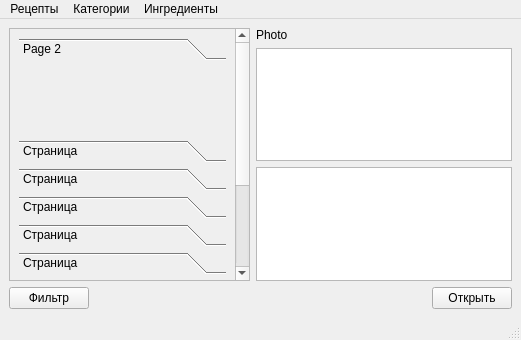
Before: the Qt Designer form mainwindow.ui in pi18a-group-dynamics/First-Team, drawn with Qt 5.
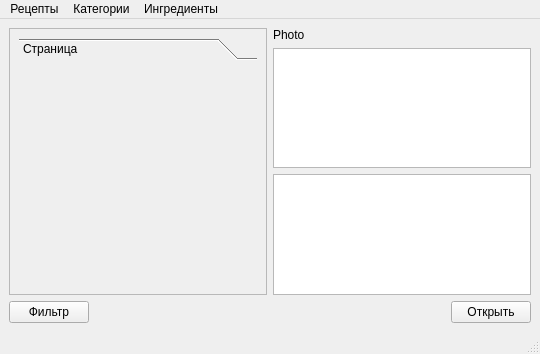
After: the same form once the commit is applied. The open tabs and pages were chosen to show the change.

Patch:
```diff
--- a/mainwindow.ui
+++ b/mainwindow.ui
@@ -6,8 +6,8 @@
    <rect>
     <x>0</x>
     <y>0</y>
-    <width>521</width>
-    <height>340</height>
+    <width>540</width>
+    <height>354</height>
    </rect>
   </property>
   <property name="windowTitle">
@@ -26,9 +26,9 @@
          <property name="geometry">
           <rect>
            <x>0</x>
-           <y>-31</y>
-           <width>221</width>
-           <height>427</height>
+           <y>0</y>
+           <width>254</width>
+           <height>255</height>
           </rect>
          </property>
          <layout class="QGridLayout" name="gridLayout_2">
@@ -37,64 +37,6 @@
             <property name="currentIndex">
              <number>1</number>
             </property>
-            <widget class="QWidget" name="page_2">
-             <property name="geometry">
-              <rect>
-               <x>0</x>
-               <y>0</y>
-               <width>203</width>
-               <height>68</height>
-              </rect>
-             </property>
-             <attribute name="label">
-              <string>Page 2</string>
-             </attribute>
-            </widget>
-            <widget class="QWidget" name="page">
-             <attribute name="label">
-              <string>Страница</string>
-             </attribute>
-            </widget>
-            <widget class="QWidget" name="page_3">
-             <attribute name="label">
-              <string>Страница</string>
-             </attribute>
-            </widget>
-            <widget class="QWidget" name="page_4">
-             <attribute name="label">
-              <string>Страница</string>
-             </attribute>
-            </widget>
-            <widget class="QWidget" name="page_5">
-             <attribute name="label">
-              <string>Страница</string>
-             </attribute>
-            </widget>
-            <widget class="QWidget" name="page_6">
-             <attribute name="label">
-              <string>Страница</string>
-             </attribute>
-            </widget>
-            <widget class="QWidget" name="page_7">
-             <attribute name="label">
-              <string>Страница</string>
-             </attribute>
-            </widget>
-            <widget class="QWidget" name="page_8">
-             <attribute name="label">
-              <string>Страница</string>
-             </attribute>
-            </widget>
-            <widget class="QWidget" name="page_9">
-             <attribute name="label">
-              <string>Страница</string>
-             </attribute>
-            </widget>
-            <widget class="QWidget" name="page_10">
-             <attribute name="label">
-              <string>Страница</string>
-             </attribute>
-            </widget>
             <widget class="QWidget" name="page_11">
              <attribute name="label">
               <string>Страница</string>
@@ -145,7 +87,11 @@
        <widget class="QTableView" name="ingredients_table_"/>
       </item>
       <item>
-       <widget class="QPlainTextEdit" name="algorithm_text_"/>
+       <widget class="QPlainTextEdit" name="algorithm_text_">
+        <property name="readOnly">
+         <bool>true</bool>
+        </property>
+       </widget>
       </item>
       <item>
        <layout class="QHBoxLayout" name="horizontalLayout">
@@ -180,7 +126,7 @@
     <rect>
      <x>0</x>
      <y>0</y>
-     <width>521</width>
+     <width>540</width>
      <height>22</height>
     </rect>
    </property>
```
Left out of the diff: 2 changed lines with no effect on the pictures.
